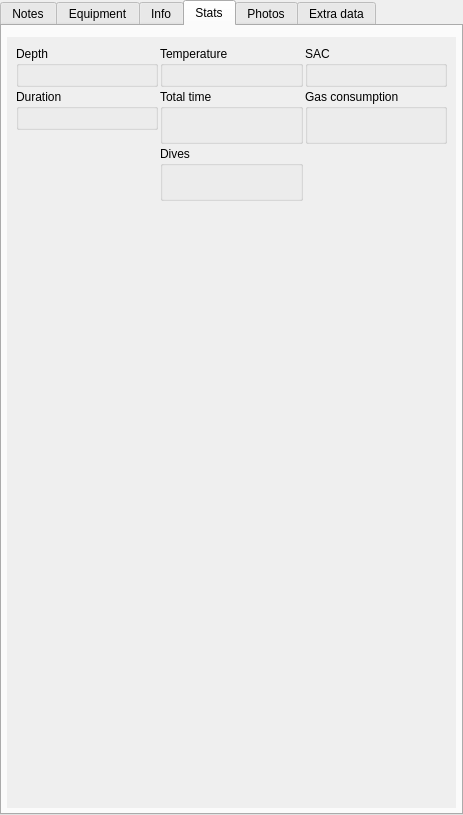
subsurface/subsurface, file qt-ui/maintab.ui: the form before one commit.
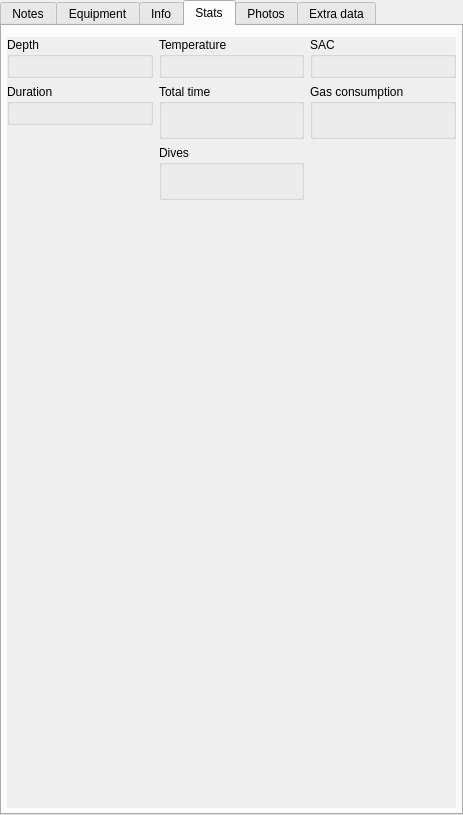
The form after the commit. The open tabs and pages were chosen to show the change. Icons and pictures are not drawn. Custom widgets are drawn as their Qt base class.

Commit message:
Layout issues: Major rework on the MainTab
This seems almost perfect now.

Diff of the .ui file:
```diff
--- a/qt-ui/maintab.ui
+++ b/qt-ui/maintab.ui
@@ -915,48 +915,33 @@
          <height>750</height>
         </rect>
        </property>
-       <layout class="QGridLayout" name="statsScrollAreaLayout">
-        <property name="spacing">
-         <number>2</number>
+       <layout class="QHBoxLayout" name="horizontalLayout">
+        <property name="leftMargin">
+         <number>0</number>
         </property>
-        <item row="0" column="0">
-         <widget class="QGroupBox" name="groupBoxb">
-          <property name="title">
-           <string>Depth</string>
-          </property>
-          <layout class="QHBoxLayout" name="statsDepthLayout">
-           <item>
-            <widget class="MinMaxAvgWidget" name="depthLimits" native="true"/>
-           </item>
-          </layout>
-         </widget>
-        </item>
-        <item row="0" column="1">
-         <widget class="QGroupBox" name="groupBox_8b">
-          <property name="title">
-           <string>Temperature</string>
-          </property>
-          <layout class="QHBoxLayout" name="statsTempLayout">
-           <item>
-            <widget class="MinMaxAvgWidget" name="tempLimits" native="true"/>
-           </item>
-          </layout>
-         </widget>
-        </item>
-        <item row="0" column="2">
-         <widget class="QGroupBox" name="groupBox_4b">
-          <property name="title">
-           <string>SAC</string>
-          </property>
-          <layout class="QHBoxLayout" name="statsSacLayout">
-           <item>
-            <widget class="MinMaxAvgWidget" name="sacLimits" native="true"/>
-           </item>
-          </layout>
-         </widget>
-        </item>
-        <item row="1" column="0">
-         <layout class="QVBoxLayout" name="statsOuterDurationLayout">
+        <property name="topMargin">
+         <number>0</number>
+        </property>
+        <property name="rightMargin">
+         <number>0</number>
+        </property>
+        <property name="bottomMargin">
+         <number>0</number>
+        </property>
+        <item>
+         <layout class="QVBoxLayout" name="verticalLayout_5">
+          <item>
+           <widget class="QGroupBox" name="groupBoxb">
+            <property name="title">
+             <string>Depth</string>
+            </property>
+            <layout class="QHBoxLayout" name="statsDepthLayout">
+             <item>
+              <widget class="MinMaxAvgWidget" name="depthLimits" native="true"/>
+             </item>
+            </layout>
+           </widget>
+          </item>
           <item>
            <widget class="QGroupBox" name="groupBox_14">
             <property name="title">
@@ -970,25 +955,34 @@
            </widget>
           </item>
           <item>
-           <spacer name="innerSpacer0">
+           <spacer name="verticalSpacer_2">
             <property name="orientation">
              <enum>Qt::Vertical</enum>
             </property>
-            <property name="sizeType">
-             <enum>QSizePolicy::Expanding</enum>
-            </property>
             <property name="sizeHint" stdset="0">
              <size>
-              <width>0</width>
-              <height>0</height>
+              <width>20</width>
+              <height>40</height>
              </size>
             </property>
            </spacer>
           </item>
          </layout>
         </item>
-        <item row="1" column="1">
-         <layout class="QVBoxLayout" name="statsOuterTotalTimeDivesLayout">
+        <item>
+         <layout class="QVBoxLayout" name="verticalLayout_6">
+          <item>
+           <widget class="QGroupBox" name="groupBox_8b">
+            <property name="title">
+             <string>Temperature</string>
+            </property>
+            <layout class="QHBoxLayout" name="statsTempLayout">
+             <item>
+              <widget class="MinMaxAvgWidget" name="tempLimits" native="true"/>
+             </item>
+            </layout>
+           </widget>
+          </item>
           <item>
            <widget class="QGroupBox" name="groupBox_11b">
             <property name="title">
@@ -1028,25 +1022,34 @@
            </widget>
           </item>
           <item>
-           <spacer name="innerSpacer1">
+           <spacer name="verticalSpacer_3">
             <property name="orientation">
              <enum>Qt::Vertical</enum>
             </property>
-            <property name="sizeType">
-             <enum>QSizePolicy::Expanding</enum>
-            </property>
             <property name="sizeHint" stdset="0">
              <size>
-              <width>0</width>
-              <height>0</height>
+              <width>20</width>
+              <height>40</height>
              </size>
             </property>
            </spacer>
           </item>
          </layout>
         </item>
-        <item row="1" column="2">
-         <layout class="QVBoxLayout" name="statsOuterGasConsumptionLayout">
+        <item>
+         <layout class="QVBoxLayout" name="verticalLayout_7">
+          <item>
+           <widget class="QGroupBox" name="groupBox_4b">
+            <property name="title">
+             <string>SAC</string>
+            </property>
+            <layout class="QHBoxLayout" name="statsSacLayout">
+             <item>
+              <widget class="MinMaxAvgWidget" name="sacLimits" native="true"/>
+             </item>
+            </layout>
+           </widget>
+          </item>
           <item>
            <widget class="QGroupBox" name="groupBox_13">
             <property name="title">
@@ -1067,17 +1070,14 @@
            </widget>
           </item>
           <item>
-           <spacer name="innerSpacer2">
+           <spacer name="verticalSpacer_4">
             <property name="orientation">
              <enum>Qt::Vertical</enum>
             </property>
-            <property name="sizeType">
-             <enum>QSizePolicy::Expanding</enum>
-            </property>
             <property name="sizeHint" stdset="0">
              <size>
-              <width>0</width>
-              <height>0</height>
+              <width>20</width>
+              <height>40</height>
              </size>
             </property>
            </spacer>
```
Left out of the diff: 43 changed lines with no effect on the pictures. The commit also changes 1 other file.
